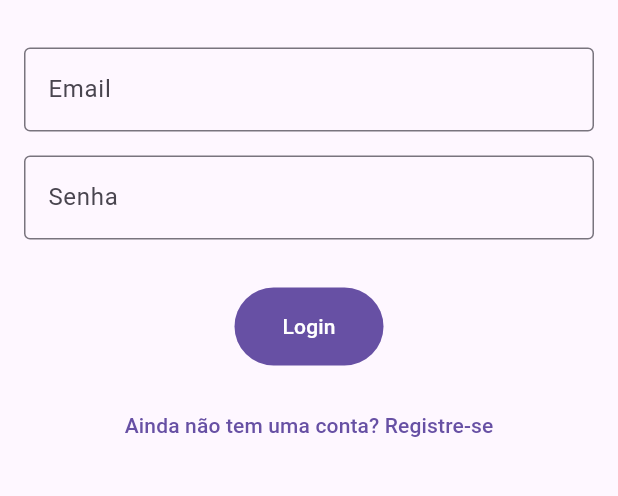
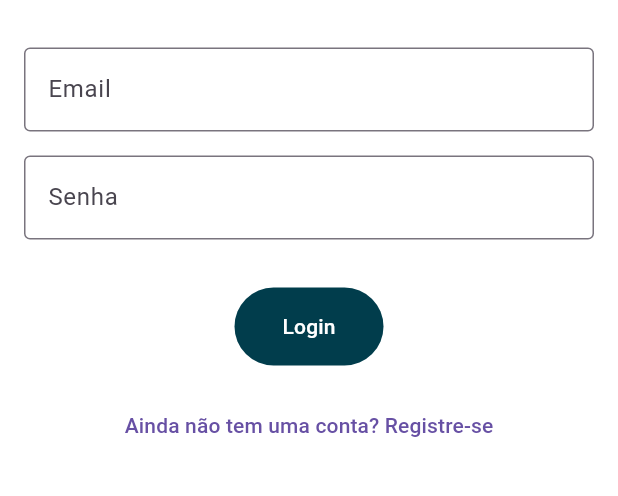
Before and after one commit to swczk/geek_collection_app, a Flutter app: the screen it shows after launch, on a phone screen of 412 x 824 dp, the part 413-909 px from its top. Run offline on Flutter 3.47's test engine with Material 3 defaults, Android fonts, the phone set to English and light mode, and no system bars; drawn by our look-alikes of flutter_form_builder; our stand-ins replace connectivity_plus, dio, form_builder_validators, get_it, shared_preferences; network calls fail.

Commit message:
use theme.dart

```diff
--- a/lib/main.dart
+++ b/lib/main.dart
@@ -11,6 +11,7 @@ import 'package:geek_collection/services/collection_service.dart';
 import 'package:geek_collection/services/item_service.dart';
 import 'package:geek_collection/services/persistence_service.dart';
 import 'package:geek_collection/services/share_service.dart';
+import 'package:geek_collection/utils/theme.dart';
 import 'package:get_it/get_it.dart';
 
 Future<void> dependency() async {
@@ -47,9 +48,9 @@ class MyApp extends StatelessWidget {
   Widget build(BuildContext context) {
     return MaterialApp(
       title: 'Geek Collections',
-      theme: ThemeData.light(
-        useMaterial3: true,
-      ),
+      debugShowCheckedModeBanner: false,
+      theme: DefaultTheme.lightThemeData(context),
+      darkTheme: DefaultTheme.darkThemeData(),
       initialRoute: '/',
       routes: {
         '/': (context) => FutureBuilder<bool>(
```
